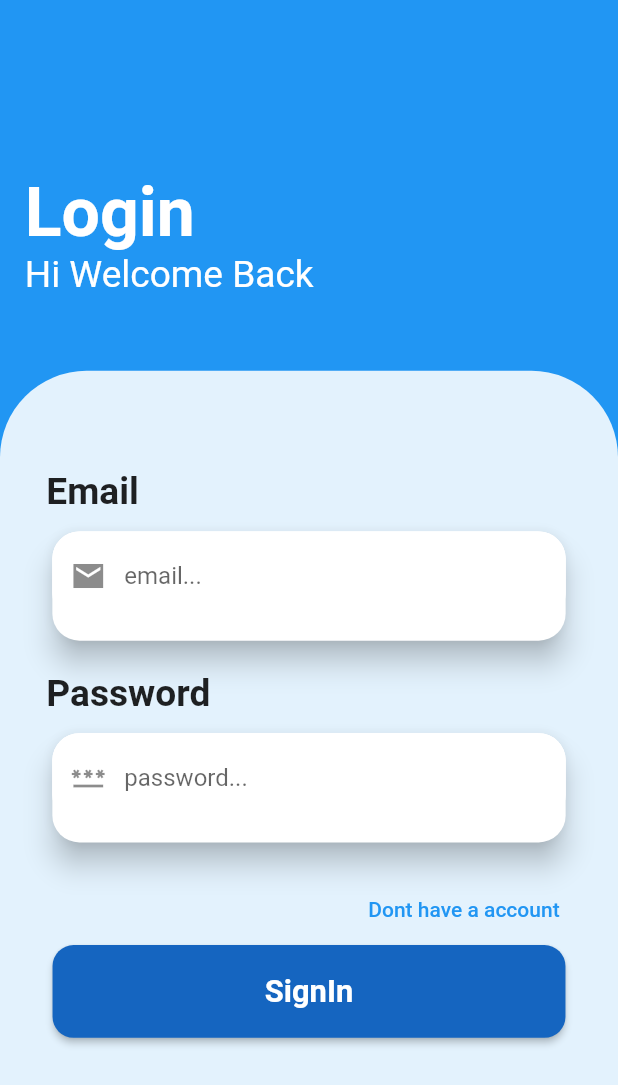
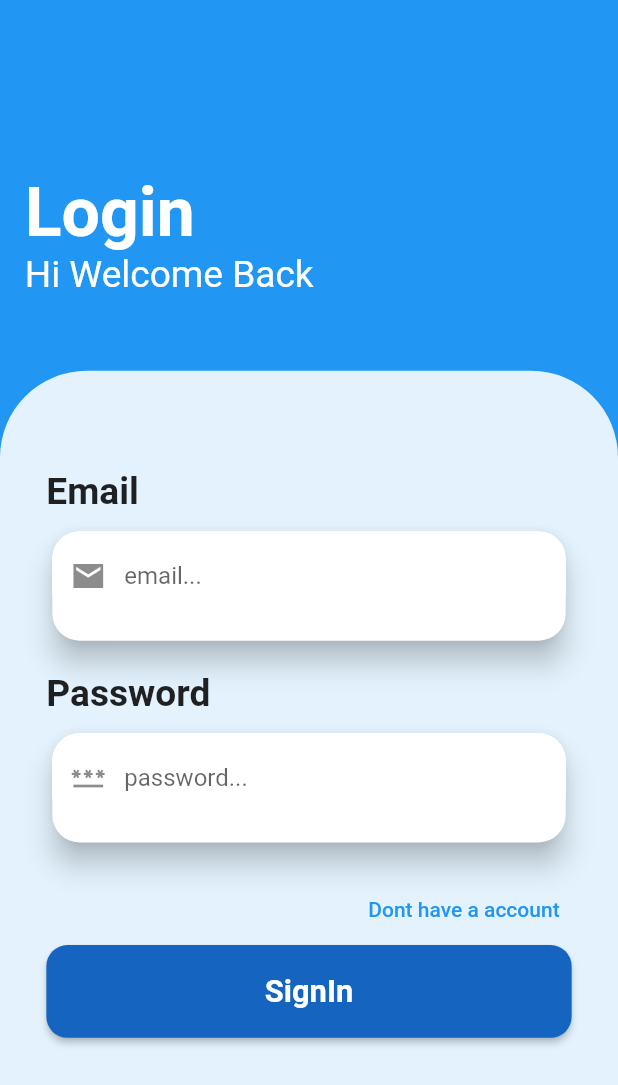
Before and after one commit to NgunganDev/Attedance-Beta, a Flutter app: the screen it shows after launch, on a phone screen of 412 x 824 dp. Shown: the top 1085 px of the screen. Run offline on Flutter 3.47's test engine with Material 2 defaults, Android fonts, the phone set to English and light mode, and no system bars; our stand-ins replace firebase_core; accounts and stored records are empty.

Commit message:
new<unk>(feat)

```diff
--- a/lib/auth_page/login_page.dart
+++ b/lib/auth_page/login_page.dart
@@ -141,7 +141,7 @@ class _LoginPageState extends State<LoginPage> {
                         ),
                       ),
                       ButtonControl(
-                          widths: size.width * 0.83,
+                          widths: size.width * 0.85,
                           colorbg: ColorUse.colorBf,
                           heights: size.height * 0.075,
                           text: 'SignIn',
```
